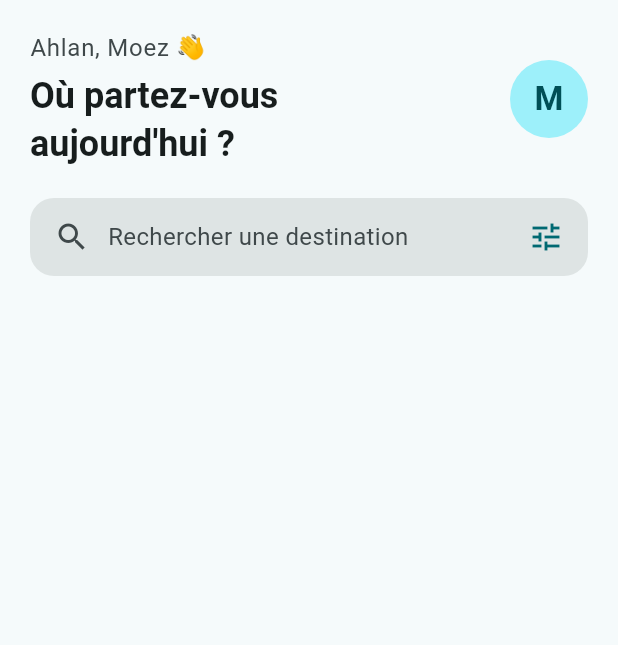
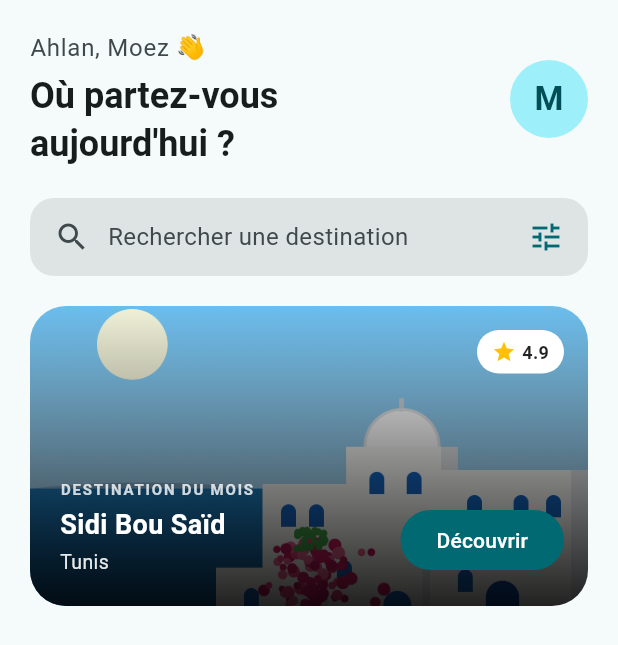
Before and after one commit to BahriniMoez/Rihla, a Flutter app: the screen it shows after launch, on a phone screen of 412 x 824 dp. Shown: the top 645 px of the screen. Run offline on Flutter 3.47's test engine with Material 3 defaults, Android fonts, the phone set to English and light mode, and no system bars.

Commit message:
feat(palier3): bannière avec Stack et Positioned

```diff
--- a/lib/screens/home_screen.dart
+++ b/lib/screens/home_screen.dart
@@ -2,6 +2,9 @@ import 'package:flutter/material.dart';
 
 import '../widgets/home_header.dart';
 import '../widgets/search_box.dart';
+
+import '../widgets/hero_banner.dart';
+import '../data/destinations.dart';
 class HomeScreen extends StatelessWidget {
   const HomeScreen({super.key});
 
@@ -15,6 +18,8 @@ class HomeScreen extends StatelessWidget {
             const HomeHeader(prenom: 'Moez'),
             const SizedBox(height: 20),
             const SearchBox(),
+            const SizedBox(height: 20),
+            HeroBanner(destination: destinations.first),
           ],
         ),
       ),
--- /dev/null
+++ b/lib/widgets/hero_banner.dart
@@ -0,0 +1,116 @@
+import 'package:flutter/material.dart';
+import '../models/destination.dart';
+
+class HeroBanner extends StatelessWidget {
+  final Destination destination;
+
+  const HeroBanner({super.key, required this.destination});
+
+  @override
+  Widget build(BuildContext context) {
+    return ClipRRect(
+      borderRadius: BorderRadius.circular(24),
+      child: SizedBox(
+        height: 200,
+        child: Stack(
+          fit: StackFit.expand,
+          children: [
+            // Couche 1 : l'image
+            Image.asset(destination.image, fit: BoxFit.cover),
+
+            // Couche 2 : dégradé pour la lisibilité du texte blanc
+            const DecoratedBox(
+              decoration: BoxDecoration(
+                gradient: LinearGradient(
+                  begin: Alignment.topCenter,
+                  end: Alignment.bottomCenter,
+                  colors: [Colors.transparent, Colors.black87],
+                ),
+              ),
+            ),
+
+            // TODO 1 : Positioned(top: 16, right: 16) contenant un badge blanc arrondi : étoile ambre + note
+            Positioned(
+              top: 16,
+              right: 16,
+              child: Container(
+                padding: const EdgeInsets.symmetric(horizontal: 10, vertical: 6),
+                decoration: BoxDecoration(
+                  color: Colors.white,
+                  borderRadius: BorderRadius.circular(20),
+                ),
+                child: Row(
+                  mainAxisSize: MainAxisSize.min, // Limite la Row à son contenu
+                  children: [
+                    const Icon(Icons.star, color: Colors.amber, size: 16),
+                    const SizedBox(width: 4),
+                    Text(
+                      '${destination.note}', // (ou destination.rating selon votre modèle)
+                      style: const TextStyle(
+                        fontWeight: FontWeight.bold,
+                        color: Colors.black87,
+                        fontSize: 12,
+                      ),
+                    ),
+                  ],
+                ),
+              ),
+            ),
+
+            // TODO 2 : Positioned(left: 20, right: 130, bottom: 20) contenant une Column : 'DESTINATION DU MOIS', le nom, la région
+            Positioned(
+              left: 20,
+              right: 130,
+              bottom: 20,
+              child: Column(
+                crossAxisAlignment: CrossAxisAlignment.start,
+                mainAxisSize: MainAxisSize.min,
+                children: [
+                  Text(
+                    'DESTINATION DU MOIS',
+                    style: TextStyle(
+                      color: Colors.white.withOpacity(0.8),
+                      fontSize: 10,
+                      fontWeight: FontWeight.bold,
+                      letterSpacing: 1.2,
+                    ),
+                  ),
+                  const SizedBox(height: 4),
+                  Text(
+                    destination.nom, // (ou destination.name)
+                    style: const TextStyle(
+                      color: Colors.white,
+                      fontSize: 18,
+                      fontWeight: FontWeight.bold,
+                    ),
+                    maxLines: 1,
+                    overflow: TextOverflow.ellipsis,
+                  ),
+                  const SizedBox(height: 2),
+                  Text(
+                    destination.region,
+                    style: TextStyle(
+                      color: Colors.white.withOpacity(0.9),
+                      fontSize: 13,
+                    ),
+                    maxLines: 1,
+                    overflow: TextOverflow.ellipsis,
+                  ),
+                ],
+              ),
+            ),
+
+            Positioned(
+              right: 16,
+              bottom: 20,
+              child: FilledButton(
+                onPressed: () {},
+                child: const Text('Découvrir'),
+              ),
+            ),
+          ],
+        ),
+      ),
+    );
+  }
+}
```
Also changed, not shown: assets/Capture ecran/Palier3.png (added), 1 other file.
